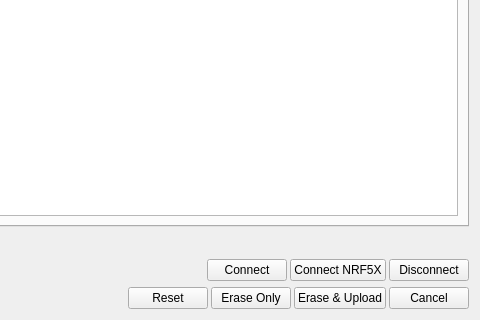
The window that pages/pageswdprog.ui (vedderb/vesc_tool) describes before a commit, drawn with Qt 5; both pictures show x 389 to 869 and y 218 to 538 of the 869 by 538 pixel window.
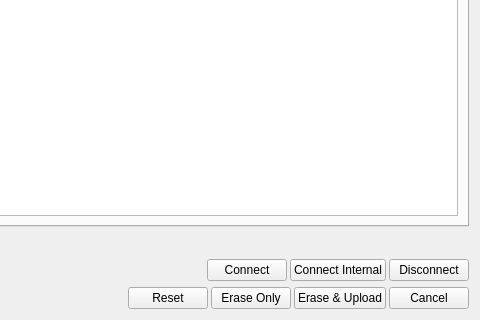
The same window after the commit. Icons and pictures are not drawn. Custom widgets are drawn as their Qt base class.

Commit message: Renamed swdprog connect button

Diff of the .ui file:
```diff
--- a/pages/pageswdprog.ui
+++ b/pages/pageswdprog.ui
@@ -349,7 +349,7 @@
         <string>Connect to internal NRF5x MCU</string>
        </property>
        <property name="text">
-        <string>Connect NRF5X</string>
+        <string>Connect Internal</string>
        </property>
        <property name="icon">
         <iconset resource="../res.qrc">
```
